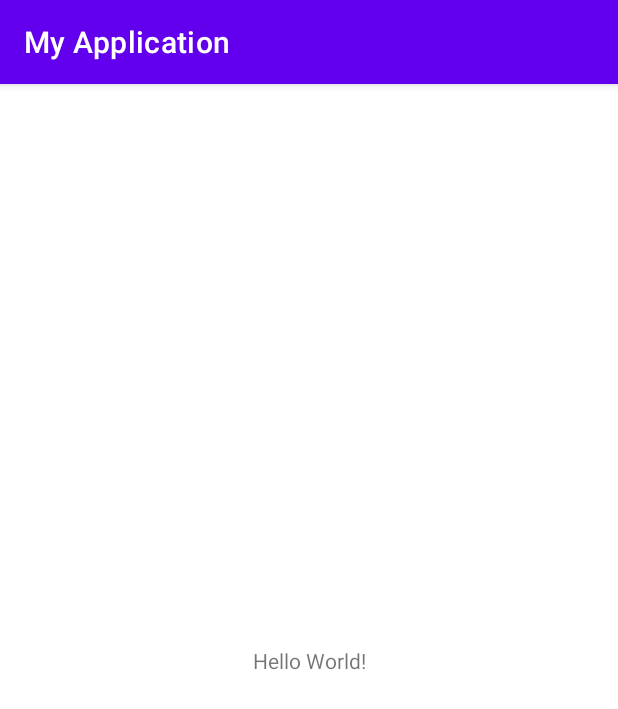
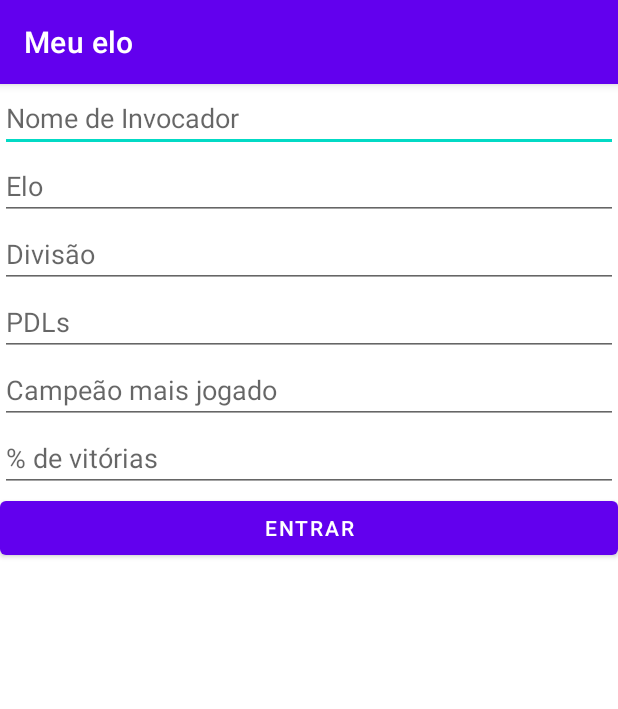
Before and after one commit to macedoraf/estudos-meu-elo, an Android app: the screen it shows after launch (MainActivity), on a phone screen of 412 x 824 dp. Shown: the top 709 px of the screen. Run offline under Robolectric (Android 15) with nearby library versions, the phone set to English and light mode, and no system bars.

Commit message:
Primeira tela feita

```diff
--- a/app/src/main/AndroidManifest.xml
+++ b/app/src/main/AndroidManifest.xml
@@ -9,6 +9,7 @@
         android:roundIcon="@mipmap/ic_launcher_round"
         android:supportsRtl="true"
         android:theme="@style/Theme.MyApplication">
+        <activity android:name=".PerfilActivity"/>
         <activity
             android:name=".MainActivity"
             android:exported="true">
--- a/app/src/main/java/br/com/estudos/lolzinho/MainActivity.kt
+++ b/app/src/main/java/br/com/estudos/lolzinho/MainActivity.kt
@@ -1,11 +1,21 @@
 package br.com.estudos.lolzinho
 
+import android.content.Intent
 import androidx.appcompat.app.AppCompatActivity
 import android.os.Bundle
+import android.view.View
+import android.widget.Button
 
 class MainActivity : AppCompatActivity() {
+    lateinit var btnEntrar : Button
     override fun onCreate(savedInstanceState: Bundle?) {
         super.onCreate(savedInstanceState)
         setContentView(R.layout.activity_main)
+        btnEntrar = findViewById(R.id.bt_perfil)
+
+        btnEntrar.setOnClickListener(View.OnClickListener {
+            val myIntent = Intent(this, PerfilActivity::class.java)
+            this.startActivity(myIntent)
+        })
     }
 }
--- /dev/null
+++ b/app/src/main/java/br/com/estudos/lolzinho/PerfilActivity.kt
@@ -0,0 +1,11 @@
+package br.com.estudos.lolzinho
+
+import android.os.Bundle
+import androidx.appcompat.app.AppCompatActivity
+
+class PerfilActivity : AppCompatActivity() {
+    override fun onCreate(savedInstanceState: Bundle?) {
+        super.onCreate(savedInstanceState)
+        setContentView(R.layout.activity_perfil)
+    }
+}
--- a/app/src/main/res/layout/activity_main.xml
+++ b/app/src/main/res/layout/activity_main.xml
@@ -1,18 +1,48 @@
 <?xml version="1.0" encoding="utf-8"?>
-<androidx.constraintlayout.widget.ConstraintLayout xmlns:android="http://schemas.android.com/apk/res/android"
+<LinearLayout xmlns:android="http://schemas.android.com/apk/res/android"
     xmlns:app="http://schemas.android.com/apk/res-auto"
     xmlns:tools="http://schemas.android.com/tools"
     android:layout_width="match_parent"
     android:layout_height="match_parent"
-    tools:context=".MainActivity">
+    tools:context=".MainActivity"
+    android:orientation="vertical">
 
-    <TextView
-        android:layout_width="wrap_content"
+
+    <EditText
+        android:layout_width="match_parent"
         android:layout_height="wrap_content"
-        android:text="Hello World!"
-        app:layout_constraintBottom_toBottomOf="parent"
-        app:layout_constraintLeft_toLeftOf="parent"
-        app:layout_constraintRight_toRightOf="parent"
-        app:layout_constraintTop_toTopOf="parent" />
+        android:hint="Nome de Invocador"/>
 
-</androidx.constraintlayout.widget.ConstraintLayout>
+    <EditText
+        android:layout_width="match_parent"
+        android:layout_height="wrap_content"
+        android:hint="Elo"/>
+
+    <EditText
+        android:layout_width="match_parent"
+        android:layout_height="wrap_content"
+        android:hint="Divisão"/>
+
+    <EditText
+        android:layout_width="match_parent"
+        android:layout_height="wrap_content"
+        android:hint="PDLs"/>
+
+    <EditText
+        android:layout_width="match_parent"
+        android:layout_height="wrap_content"
+        android:hint="Campeão mais jogado"/>
+
+    <EditText
+        android:layout_width="match_parent"
+        android:layout_height="wrap_content"
+        android:hint="% de vitórias"/>
+
+    <Button
+        android:id="@+id/bt_perfil"
+        android:layout_width="match_parent"
+        android:layout_height="wrap_content"
+        android:text="Entrar"/>
+
+
+</LinearLayout>
--- /dev/null
+++ b/app/src/main/res/layout/activity_perfil.xml
@@ -0,0 +1,6 @@
+<?xml version="1.0" encoding="utf-8"?>
+<androidx.constraintlayout.widget.ConstraintLayout xmlns:android="http://schemas.android.com/apk/res/android"
+    android:layout_width="match_parent"
+    android:layout_height="match_parent">
+
+</androidx.constraintlayout.widget.ConstraintLayout>
--- a/app/src/main/res/values/strings.xml
+++ b/app/src/main/res/values/strings.xml
@@ -1,3 +1,3 @@
 <resources>
-    <string name="app_name">My Application</string>
+    <string name="app_name">Meu elo</string>
 </resources>
```
